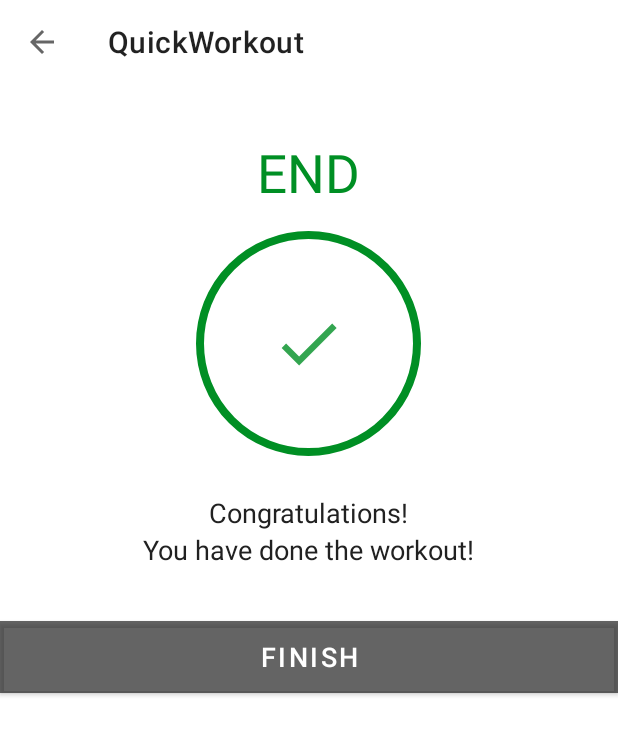
After one commit to Oyedee/QuickWorkout, an Android app: the FinishActivity screen opened directly, with no data from a screen before it, on a phone screen of 412 x 824 dp. The commit adds this screen. Shown: the top 735 px of the screen. Run offline under Robolectric (Android 15) with nearby library versions, the phone set to English and light mode, and no system bars.

Commit message:
Creating the Finish Activity after workout completion

```diff
--- a/app/src/main/AndroidManifest.xml
+++ b/app/src/main/AndroidManifest.xml
@@ -10,9 +10,12 @@
         android:supportsRtl="true"
         android:theme="@style/Theme.QuickWorkout">
         <activity
+            android:name=".FinishActivity"
+            android:exported="false" />
+        <activity
             android:name=".ExerciseActivity"
             android:exported="false"
-            android:theme="@style/Theme.QuickWorkout"/>
+            android:theme="@style/Theme.QuickWorkout" />
         <activity
             android:name=".MainActivity"
             android:exported="true">
--- a/app/src/main/java/com/example/quickworkout/ExerciseActivity.kt
+++ b/app/src/main/java/com/example/quickworkout/ExerciseActivity.kt
@@ -1,5 +1,6 @@
 package com.example.quickworkout
 
+import android.content.Intent
 import android.media.MediaPlayer
 import androidx.appcompat.app.AppCompatActivity
 import android.os.Bundle
@@ -150,11 +151,9 @@ class ExerciseActivity : AppCompatActivity(), TextToSpeech.OnInitListener {
                     exerciseAdapter!!.notifyDataSetChanged()
                     setUpRestView()
                 } else {
-                    Toast.makeText(
-                        this@ExerciseActivity,
-                        "Congratulations, You have completed 7 minutes of workout!!!",
-                        Toast.LENGTH_SHORT
-                    ).show()
+                    finish()
+                    val intent = Intent(this@ExerciseActivity, FinishActivity::class.java)
+                    startActivity(intent)
                 }
             }
 
--- /dev/null
+++ b/app/src/main/java/com/example/quickworkout/FinishActivity.kt
@@ -0,0 +1,28 @@
+package com.example.quickworkout
+
+import androidx.appcompat.app.AppCompatActivity
+import android.os.Bundle
+import android.widget.Button
+
+class FinishActivity : AppCompatActivity() {
+    override fun onCreate(savedInstanceState: Bundle?) {
+        super.onCreate(savedInstanceState)
+        setContentView(R.layout.activity_finish)
+        val toolbar: androidx.appcompat.widget.Toolbar =
+            findViewById(R.id.toolbar_finish_activity)
+        toolbar.navigationIcon?.setTint(resources.getColor(R.color.black))
+        setSupportActionBar(toolbar)
+
+        val actionBar = supportActionBar
+        actionBar?.setDisplayHomeAsUpEnabled(true) //set back button
+
+        toolbar.setNavigationOnClickListener {
+            onBackPressed()
+        }
+
+        val finishBtn = findViewById<Button>(R.id.btnFinish)
+        finishBtn.setOnClickListener {
+            finish()
+        }
+    }
+}
--- /dev/null
+++ b/app/src/main/res/drawable/ic_action_done.xml
@@ -0,0 +1,11 @@
+<vector xmlns:android="http://schemas.android.com/apk/res/android"
+    android:width="24dp"
+    android:height="24dp"
+    android:viewportWidth="24"
+    android:viewportHeight="24"
+    android:tint="#008F24"
+    android:alpha="0.8">
+  <path
+      android:fillColor="#FF000000"
+      android:pathData="M9,16.17L4.83,12l-1.42,1.41L9,19 21,7l-1.41,-1.41z"/>
+</vector>
--- /dev/null
+++ b/app/src/main/res/layout/activity_finish.xml
@@ -0,0 +1,67 @@
+<?xml version="1.0" encoding="utf-8"?>
+<LinearLayout xmlns:android="http://schemas.android.com/apk/res/android"
+    xmlns:tools="http://schemas.android.com/tools"
+    android:layout_width="match_parent"
+    android:layout_height="match_parent"
+    android:gravity="center_horizontal"
+    android:orientation="vertical"
+    tools:context=".FinishActivity">
+
+    <androidx.appcompat.widget.Toolbar
+        android:id="@+id/toolbar_finish_activity"
+        android:layout_width="match_parent"
+        android:layout_height="?android:attr/actionBarSize"
+        android:background="#FFFFFF" />
+
+    <TextView
+        android:id="@+id/tvEnd"
+        android:layout_width="wrap_content"
+        android:layout_height="wrap_content"
+        android:layout_marginTop="35dp"
+        android:text="END"
+        android:textColor="@color/colorAccent"
+        android:textSize="35sp" />
+
+    <LinearLayout
+        android:layout_width="150dp"
+        android:layout_height="150dp"
+        android:layout_gravity="center"
+        android:layout_marginTop="15dp"
+        android:background="@drawable/item_circular_color_accent_border"
+        android:gravity="center">
+
+        <!--Here the ic_action_done image in added in the drawables folders.-->
+        <ImageView
+            android:layout_width="50dp"
+            android:layout_height="50dp"
+            android:contentDescription="This is the check image"
+            android:src="@drawable/ic_action_done" />
+    </LinearLayout>
+
+    <TextView
+        android:layout_width="wrap_content"
+        android:layout_height="wrap_content"
+        android:layout_marginTop="25dp"
+        android:text="Congratulations!"
+        android:textColor="#212121"
+        android:textSize="18sp" />
+
+    <TextView
+        android:layout_width="wrap_content"
+        android:layout_height="wrap_content"
+        android:text="You have done the workout!"
+        android:textColor="#212121"
+        android:textSize="18sp" />
+
+    <Button
+        android:id="@+id/btnFinish"
+        android:layout_width="match_parent"
+        android:layout_height="wrap_content"
+        android:layout_gravity="bottom"
+        android:layout_marginTop="35dp"
+        android:background="@color/colorAccent"
+        android:text="FINISH"
+        android:textColor="#FFFFFF"
+        android:textSize="18sp" />
+
+</LinearLayout>
--- a/build.gradle
+++ b/build.gradle
@@ -6,7 +6,7 @@ buildscript {
     }
     dependencies {
         classpath 'com.android.tools.build:gradle:7.0.4'
-        classpath "org.jetbrains.kotlin:kotlin-gradle-plugin:1.6.0"
+        classpath 'org.jetbrains.kotlin:kotlin-gradle-plugin:1.6.10'
 
         // NOTE: Do not place your application dependencies here; they belong
         // in the individual module build.gradle files
```
